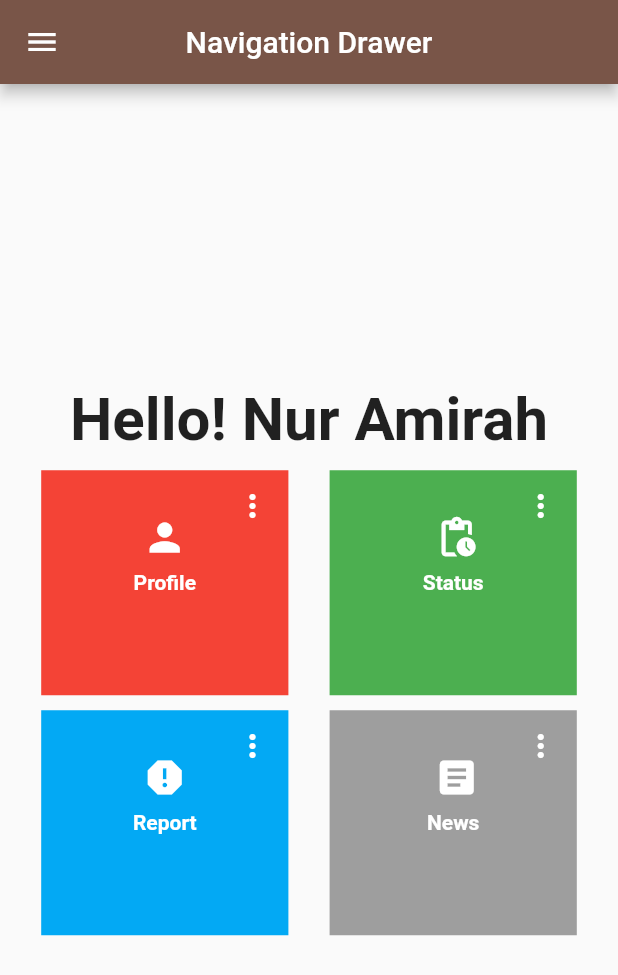
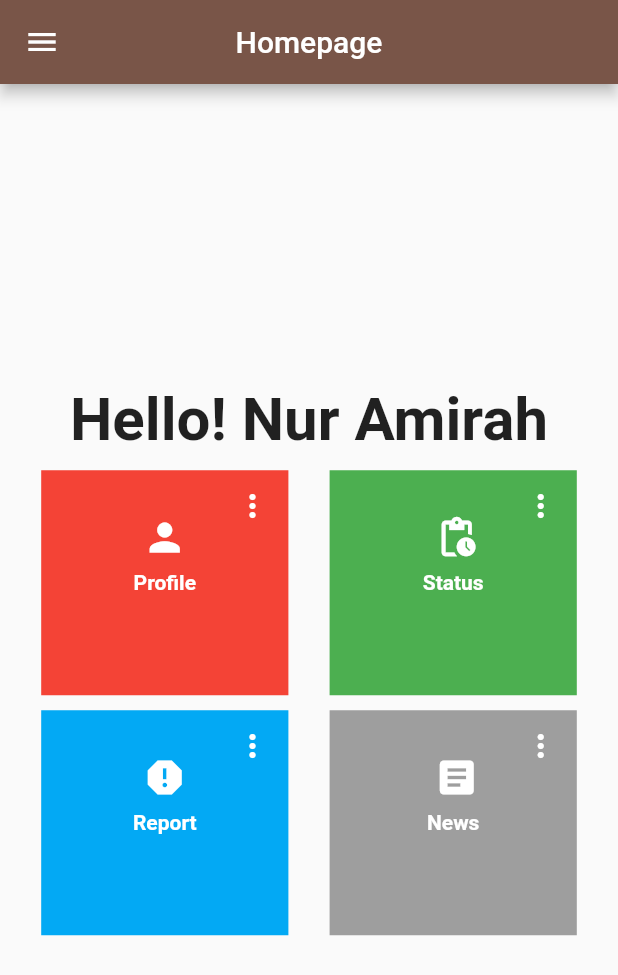
Before and after one commit to frhan03/k9k10connect, a Flutter app: the screen it shows after launch, after a tap on "Homepage", on a phone screen of 412 x 824 dp. Shown: the top 975 px of the screen. Run offline on Flutter 3.47's test engine with Material 2 defaults, Android fonts, the phone set to English and light mode, and no system bars.

```diff
--- a/lib/homepage.dart
+++ b/lib/homepage.dart
@@ -1,4 +1,5 @@
 import 'package:flutter/material.dart';
+import 'package:k9k10connect/pages/profile.dart';
 
 void main() {
   runApp(const Homepage());
@@ -42,7 +43,7 @@ class _MyHomePageState extends State<MyHomePage> {
 
         centerTitle: true,
         title: const Text(
-            'Navigation Drawer'
+            'Homepage'
         ),
         backgroundColor: Colors.brown,
       ),
@@ -86,6 +87,10 @@ class _MyHomePageState extends State<MyHomePage> {
               ),
               title: const Text('Profile'),
               onTap: () {
+                Navigator.push(
+                    context,
+                    MaterialPageRoute(builder: (context) => const UserProfilePage()),
+                );
 
               },
             ),
```
